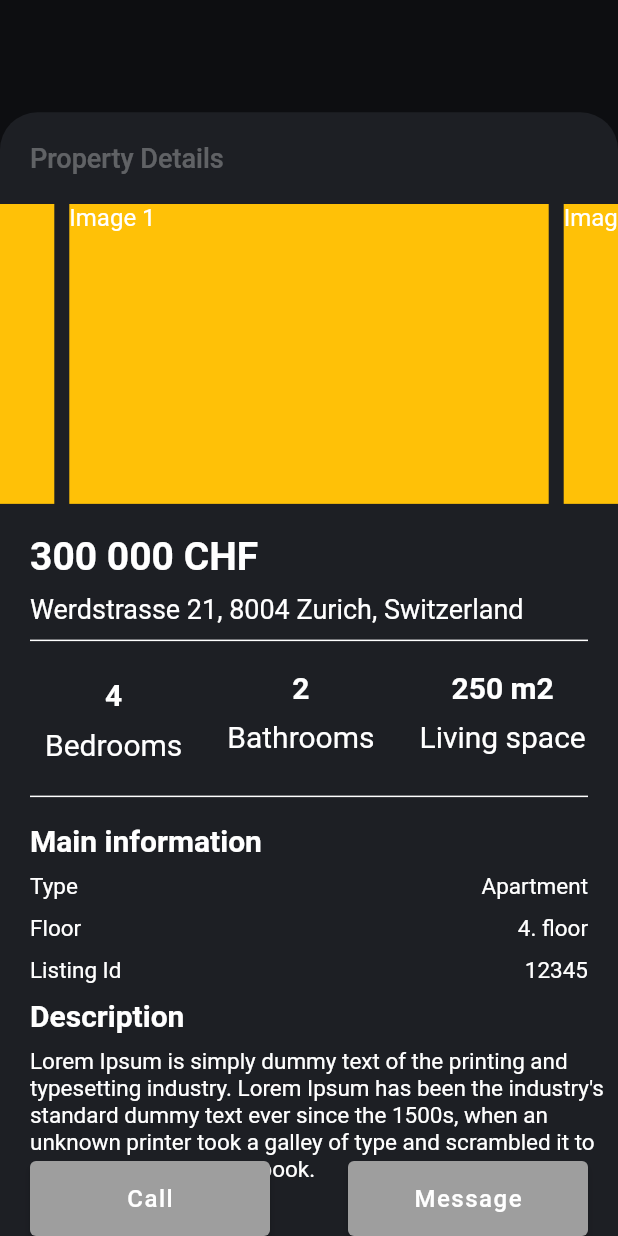
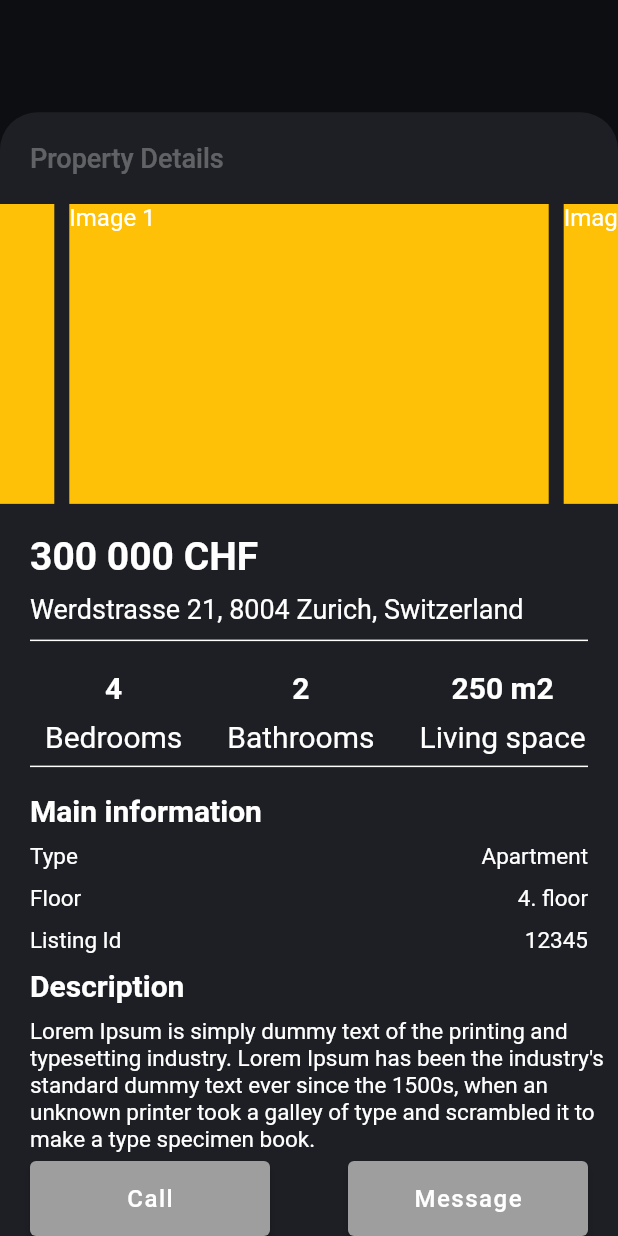
Before and after one commit to victornvg/Qvid, a Flutter app: what commentSheet() shows on an empty page, opened directly, on a phone screen of 412 x 824 dp. Run offline on Flutter 3.47's test engine with Material 2 defaults, Android fonts, the phone set to English and light mode, and no system bars; drawn by our look-alikes of carousel_slider; our stand-ins replace flutter_bloc, flutter_phoenix, google_fonts, google_mobile_ads, shared_preferences, video_player; missing offline and left inert: animation_wrappers; accounts and stored records are empty; network calls fail.

Commit message:
modify padding

```diff
--- a/lib/BottomNavigation/Home/comment_sheet.dart
+++ b/lib/BottomNavigation/Home/comment_sheet.dart
@@ -117,7 +117,7 @@ void commentSheet(BuildContext context) async {
                               Row(
                                 children: [
                                   Padding(
-                                      padding: EdgeInsets.fromLTRB(30.0, 10, 0, 10),
+                                      padding: EdgeInsets.fromLTRB(30.0, 10, 0, 0),
                                       child: RichText(
                                         text: TextSpan(
                                           text: 'Bedrooms',
@@ -147,7 +147,7 @@ void commentSheet(BuildContext context) async {
                               Row(
                                 children: [
                                   Padding(
-                                      padding: EdgeInsets.fromLTRB(30.0, 10, 0, 20),
+                                      padding: EdgeInsets.fromLTRB(30.0, 10, 0, 0),
                                       child: RichText(
                                         text: TextSpan(
                                           text: 'Bathrooms',
@@ -177,7 +177,7 @@ void commentSheet(BuildContext context) async {
                               Row(
                                 children: [
                                   Padding(
-                                      padding: EdgeInsets.fromLTRB(30.0, 10, 0, 20),
+                                      padding: EdgeInsets.fromLTRB(30.0, 10, 0, 0),
                                       child: RichText(
                                         text: TextSpan(
                                           text: 'Living space',
```
